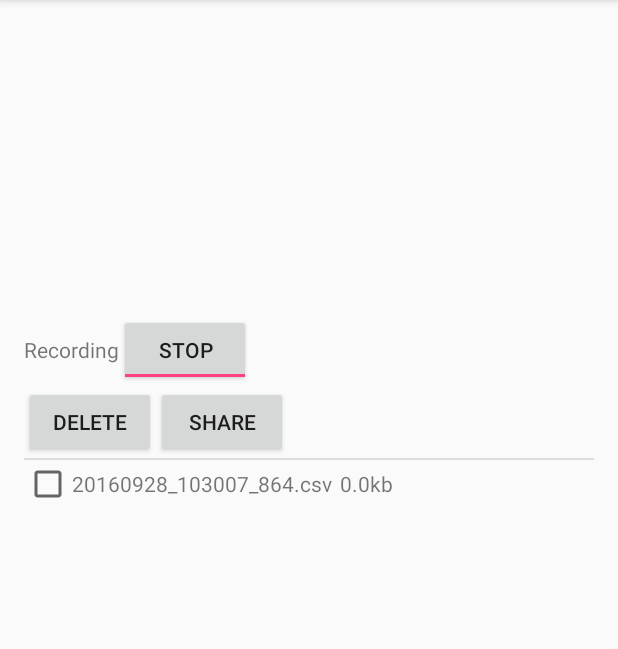
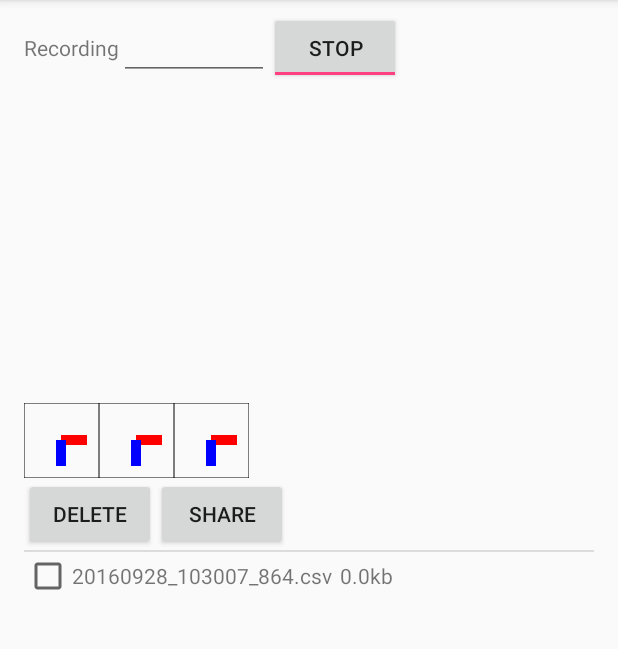
Before and after one commit to mmittek/moto-gym, an Android app: the screen it shows after launch (MainActivity), after a tap on "RECORD", on a phone screen of 412 x 824 dp, the part 84-733 px from its top. Run offline under Robolectric (Android 15) with nearby library versions, the phone set to English and light mode, and no system bars; 1 statement that could not run was skipped.

Commit message:
Added gravity plot

```diff
--- a/MotoGymAndroid/app/build.gradle
+++ b/MotoGymAndroid/app/build.gradle
@@ -20,10 +20,11 @@ android {
 }
 
 dependencies {
-    compile fileTree(dir: 'libs', include: ['*.jar'])
+    compile fileTree(include: ['*.jar'], dir: 'libs')
     androidTestCompile('com.android.support.test.espresso:espresso-core:2.2.2', {
         exclude group: 'com.android.support', module: 'support-annotations'
     })
     compile 'com.android.support:appcompat-v7:24.2.1'
     testCompile 'junit:junit:4.12'
+    compile files('libs/Jama-1.0.2.jar')
 }
--- /dev/null
+++ b/MotoGymAndroid/app/src/main/java/com/example/mmittek/motogym/DataFusion.java
@@ -0,0 +1,29 @@
+package com.example.mmittek.motogym;
+import java.util.Observable;
+
+
+/**
+ * Created by mmittek on 10/28/16.
+ */
+
+public class DataFusion extends Observable {
+
+    double mAlpha = 0.8;
+    double[] mGravity;
+
+    public DataFusion() {
+        mGravity = new double[]{0,0,0};
+    }
+
+    public void feedAccelerationXYZ(double[] accelerationXYZ) {
+        for(int i=0; i<3; i++) {
+            mGravity[i] = mAlpha*accelerationXYZ[i] + (1-mAlpha)*accelerationXYZ[i];
+        }
+        setChanged();
+        notifyObservers();
+    }
+
+    public final double[] getGravity() {
+        return mGravity;
+    }
+}
--- a/MotoGymAndroid/app/src/main/java/com/example/mmittek/motogym/MainActivity.java
+++ b/MotoGymAndroid/app/src/main/java/com/example/mmittek/motogym/MainActivity.java
@@ -27,6 +27,7 @@ import android.view.View;
 import android.view.ViewGroup;
 import android.widget.ArrayAdapter;
 import android.widget.CheckBox;
+import android.widget.EditText;
 import android.widget.ListView;
 import android.widget.TextView;
 import android.widget.Toast;
@@ -101,6 +102,10 @@ class DataBuffer extends Observable {
     protected float mMagFieldZ;
     protected float mSpeedGPS;
 
+    protected float mGyroX;
+    protected float mGyroY;
+    protected float mGyroZ;
+
     protected float[] mRotMat;
     protected float[] mOrientAngles;
 
@@ -136,6 +141,9 @@ class DataBuffer extends Observable {
         mLonGPS = 0;
         mAltGPS = 0;
         mAccGPS = 0;
+        mGyroX = 0;
+        mGyroY = 0;
+        mGyroZ = 0;
 
         mRotMat = new float[9];
         for(int i=0; i<9; i++) {
@@ -156,13 +164,14 @@ class DataBuffer extends Observable {
     }
 
     public final String getCSVHeader() {
-        String header = "timestamp, accx, accy, accz, laccx, laccy, laccz, gravx, gravy, gravz, magfieldx, magfieldy, magfieldz, anglex, angley, anglez, rot0, rot1, rot2, rot3, rot4, rot5, rot6, rot7, rot8, speedgps, latgps, longps, altgps, accgps\r\n";
+        String header = "timestamp, accx, accy, accz, gyrox, gyroy, gyroz, laccx, laccy, laccz, gravx, gravy, gravz, magfieldx, magfieldy, magfieldz, anglex, angley, anglez, rot0, rot1, rot2, rot3, rot4, rot5, rot6, rot7, rot8, speedgps, latgps, longps, altgps, accgps\r\n";
         return header;
     }
 
     public final String getCSVRecord() {
         return "" + mTimestamp + "," +
                 mAccX + "," + mAccY + "," + mAccZ + "," +
+                mGyroX + "," + mGyroY + "," + mGyroZ + "," +
                 mLAccX + "," + mLAccY + "," + mLAccZ + "," +
                 mGravX + "," + mGravY + "," + mGravZ + "," +
                 mMagFieldX + "," + mMagFieldY + "," + mMagFieldZ + "," +
@@ -189,6 +198,19 @@ class DataBuffer extends Observable {
     public final long getRecordsCounter() {
         return mRecordsCounter;
     }
+
+    public void setGyroXYZ(long timestamp, float[] xyz) {
+        boolean changed = false;
+        if(xyz[0] != mGyroX) { mGyroX = xyz[0]; changed = true;}
+        if(xyz[1] != mGyroY) { mGyroY = xyz[1]; changed = true;}
+        if(xyz[2] != mGyroZ) { mGyroZ = xyz[2]; changed = true;}
+        if(changed) {
+            mTimestamp = timestamp;
+            setChanged();
+            notifyObservers();
+        }
+    }
+
 
     public void setAccXYZ(long timestamp, float[] xyz) {
         boolean changed = false;
@@ -288,6 +310,7 @@ public class MainActivity extends AppCompatActivity implements Observer, SensorE
     Sensor mRotation;
     Sensor mMagneticField;
     Sensor mGravity;
+    Sensor mGyroscope;
 
     File mFile;
 
@@ -304,10 +327,19 @@ public class MainActivity extends AppCompatActivity implements Observer, SensorE
 
     Handler mHandler;
 
-    int mUpdateGUISampleInterval = 10;
+    int mUpdateGUISampleInterval = 2;
     long sampleCounter = 0;
 
     TextView mCameraInfoTextView;
+
+    Vector2Plot mVectorPlotXY;
+    Vector2Plot mVectorPlotZY;
+    Vector2Plot mVectorPlotXZ;
+
+    EditText mRecordLabelEditText;
+
+    DataFusion mDataFusion;
+
 
     @Override
     protected void onCreate(Bundle savedInstanceState) {
@@ -316,6 +348,17 @@ public class MainActivity extends AppCompatActivity implements Observer, SensorE
         mRecordToggleButton = (ToggleButton)findViewById(R.id.recording_toggle_button);
         mRecordFileNameTextView = (TextView)findViewById(R.id.recorded_file_name_text_view);
 
+
+        mDataFusion = new DataFusion();
+        mDataFusion.addObserver(this);
+
+        // Get angle plot
+
+        mRecordLabelEditText = (EditText)findViewById(R.id.record_label_edit_text);
+
+        mVectorPlotXY = (Vector2Plot) findViewById(R.id.xy_vector_plot);
+        mVectorPlotZY = (Vector2Plot) findViewById(R.id.zy_vector_plot);
+        mVectorPlotXZ = (Vector2Plot) findViewById(R.id.xz_vector_plot);
 
         mHandler = new Handler(getMainLooper()) {
             @Override
@@ -469,8 +512,8 @@ public class MainActivity extends AppCompatActivity implements Observer, SensorE
         mRotation = mSensorManager.getDefaultSensor(Sensor.TYPE_ROTATION_VECTOR);
 
         mMagneticField = mSensorManager.getDefaultSensor(Sensor.TYPE_MAGNETIC_FIELD);
-
         mGravity =  mSensorManager.getDefaultSensor(Sensor.TYPE_GRAVITY);
+        mGyroscope = mSensorManager.getDefaultSensor(Sensor.TYPE_GYROSCOPE);
 
         /*
         List<Sensor> deviceSensors = mSensorManager.getSensorList(Sensor.TYPE_ALL);
@@ -587,6 +630,9 @@ public class MainActivity extends AppCompatActivity implements Observer, SensorE
                 TextView accDataTextView = (TextView) findViewById(R.id.sensors_accelerometer_text_view);
                 accDataTextView.setText(String.format("acc: %.2f, %.2f, %.2f", event.values[0], event.values[1], event.values[2]));
                 updateAnglesAndRotMatTextViews();
+
+                mDataFusion.feedAccelerationXYZ(new double[]{ event.values[0], event.values[1], event.values[2] });
+
             }
         } else if(event.sensor == mLinearAcceleration) {
             mDataBuffer.setLinearAccXYZ(absoluteTimestampMillis, event.values );
@@ -613,6 +659,12 @@ public class MainActivity extends AppCompatActivity implements Observer, SensorE
                 TextView accDataTextView = (TextView) findViewById(R.id.sensors_gravity_text_view);
                 accDataTextView.setText(String.format("grav: %.2f, %.2f, %.2f", event.values[0], event.values[1], event.values[2]));
             }
+        } else if(event.sensor == mGyroscope) {
+            mDataBuffer.setGyroXYZ( absoluteTimestampMillis, event.values );
+            if(updateGUI) {
+                TextView tv = (TextView) findViewById(R.id.sensors_gyroscope_text_view);
+                tv.setText(String.format("gyro: %.2f, %.2f, %.2f", event.values[0], event.values[1], event.values[2]));
+            }
         }
 
     }
@@ -628,6 +680,8 @@ public class MainActivity extends AppCompatActivity implements Observer, SensorE
         mSensorManager.registerListener(this, mRotation, sensorDelay);
         mSensorManager.registerListener(this, mMagneticField, sensorDelay);
         mSensorManager.registerListener(this, mGravity, sensorDelay);
+        mSensorManager.registerListener(this, mGyroscope, sensorDelay);
+
     }
 
     /*
@@ -645,8 +699,14 @@ public class MainActivity extends AppCompatActivity implements Observer, SensorE
     }
 */
 
-    protected String getDefaultFilename() {
-        String defaultFilename = getCurrentTimestampString() + ".csv";
+    protected String getDefaultFilename(String postfix) {
+        String defaultFilename;
+        if((postfix == null) || (postfix.length() == 0)) {
+            defaultFilename= getCurrentTimestampString() + ".csv";
+
+        } else {
+             defaultFilename = getCurrentTimestampString() +"_" + postfix +".csv";
+        }
         return defaultFilename;
     }
 
@@ -662,7 +722,11 @@ public class MainActivity extends AppCompatActivity implements Observer, SensorE
 
 
     protected boolean startRecording() {
-        String fileName = getDefaultFilename();
+        String postfix = mRecordLabelEditText.getText().toString();
+
+        String fileName = getDefaultFilename(postfix);
+
+
         mFile = new File(getFilesDir(), fileName);
         try {
             if (!mFile.createNewFile() || !mFile.canWrite()) {
@@ -734,16 +798,20 @@ public class MainActivity extends AppCompatActivity implements Observer, SensorE
     @Override
     public void update(Observable observable, Object o) {
         if( observable == mDataBuffer ) {
-
             String csvRecord = mDataBuffer.getCSVRecord();
             if(mBufferedWriter == null)  return;
-
             try {
                 mBufferedWriter.write(csvRecord);
-                mRecordsCounterTextView.setText( String.format("Records: %d", mDataBuffer.getRecordsCounter() ) );
+                mRecordsCounterTextView.setText( String.format("%d", mDataBuffer.getRecordsCounter() ) );
             }catch (IOException e){
+            }
+        } else if(observable == mDataFusion) {
 
-            }
+            double[] gravity = mDataFusion.getGravity();
+            mVectorPlotXY.setVector( new double[]{gravity[0], gravity[1]} );
+            mVectorPlotXZ.setVector( new double[]{gravity[0], gravity[2]} );
+            mVectorPlotZY.setVector( new double[]{gravity[2], gravity[1]} );
+
 
         }
     }
--- /dev/null
+++ b/MotoGymAndroid/app/src/main/java/com/example/mmittek/motogym/Vector2Plot.java
@@ -0,0 +1,84 @@
+package com.example.mmittek.motogym;
+
+import android.content.Context;
+import android.graphics.Canvas;
+import android.graphics.Color;
+import android.graphics.Paint;
+import android.util.AttributeSet;
+import android.view.View;
+
+/**
+ * Created by mmittek on 10/28/16.
+ */
+
+public class Vector2Plot extends View {
+
+
+    protected Paint mPaint;
+    protected double[] mVector;
+    protected int[] mColors;
+
+    public Vector2Plot(Context context) {
+        super(context);
+        init();
+    }
+
+    public Vector2Plot(Context context, AttributeSet attrs) {
+        super(context, attrs);
+        init();
+    }
+
+    public Vector2Plot(Context context, AttributeSet attrs, int defStyleAttr) {
+        super(context, attrs, defStyleAttr);
+        init();
+    }
+
+    public Vector2Plot(Context context, AttributeSet attrs, int defStyleAttr, int defStyleRes) {
+        super(context, attrs, defStyleAttr, defStyleRes);
+        init();
+    }
+
+    protected void init() {
+        mPaint = new Paint();
+        mVector = new double[2];
+        mVector[0] = 1;
+        mVector[1] = 1;
+        mColors = new int[]{Color.RED, Color.GREEN};
+    }
+
+    public void setVector(double[] vector) {
+        if(vector.length >=2) {
+            mVector[0] = vector[0];
+            mVector[1] = vector[1];
+            invalidate();
+        }
+    }
+
+    @Override
+    public void onDraw(Canvas canvas) {
+        mPaint.reset();
+        int canvasWidth = canvas.getWidth();
+        int canvasHeight = canvas.getHeight();
+        mPaint.setStyle(Paint.Style.STROKE);
+        canvas.drawRect(0,0,canvasWidth,canvasHeight, mPaint);
+
+        canvas.translate( canvasWidth/2, canvasHeight/2 );
+
+
+        double[] vectorN = mVector;
+        double magnitude = Math.sqrt((mVector[0]*mVector[0]) + (mVector[1]*mVector[1]));
+        for(int i=0; i<2; i++) {
+            vectorN[i] /= magnitude;
+        }
+
+        mPaint.setStyle(Paint.Style.STROKE);
+
+    mPaint.setStrokeWidth(10);
+        mPaint.setColor(Color.RED);
+        canvas.drawLine(0,0,(float)(vectorN[0]*canvasWidth*0.49f),0,mPaint);
+        mPaint.setColor(Color.BLUE);
+        canvas.drawLine(0,0,0,(float)(vectorN[1]*canvasHeight*0.49f),mPaint);
+
+
+    }
+}
--- a/MotoGymAndroid/app/src/main/res/layout/activity_main.xml
+++ b/MotoGymAndroid/app/src/main/res/layout/activity_main.xml
@@ -7,8 +7,10 @@
     android:paddingBottom="@dimen/activity_vertical_margin"
     android:paddingLeft="@dimen/activity_horizontal_margin"
     android:paddingRight="@dimen/activity_horizontal_margin"
-    android:paddingTop="@dimen/activity_vertical_margin"
+    android:paddingTop="8dp"
     tools:context="com.example.mmittek.motogym.MainActivity">
+
+
 
 
     <LinearLayout
@@ -16,7 +18,48 @@
         android:layout_height="wrap_content"
         android:orientation="vertical">
 
-      <TextView
+
+
+        <LinearLayout
+            android:layout_width="wrap_content"
+            android:layout_height="wrap_content"
+            android:orientation="horizontal"
+            android:focusable="true"
+            android:focusableInTouchMode="true">
+            <TextView
+                android:layout_width="wrap_content"
+                android:layout_height="wrap_content"
+                android:text="Recording"/>
+
+            <EditText
+                android:layout_width="@dimen/record_label_edit_text_width"
+                android:layout_height="wrap_content"
+                android:id="@+id/record_label_edit_text"
+                android:inputType="textNoSuggestions"
+                android:imeOptions="actionDone"></EditText>
+            <ToggleButton
+                android:layout_width="wrap_content"
+                android:layout_height="wrap_content"
+                android:id="@+id/recording_toggle_button"
+                android:onClick="toggleRecording"
+                android:textOff="Record"
+                android:textOn="Stop"
+                />
+            <TextView
+                android:layout_width="wrap_content"
+                android:layout_height="wrap_content"
+                android:id="@+id/records_counter_text_view"/>
+            <TextView
+                android:layout_width="wrap_content"
+                android:layout_height="wrap_content"
+                android:id="@+id/recorded_file_name_text_view"/>
+        </LinearLayout>
+
+
+
+
+
+        <TextView
           android:layout_width="wrap_content"
           android:layout_height="wrap_content"
           android:id="@+id/camera_info_text_view"/>
@@ -27,7 +70,13 @@
         android:layout_height="wrap_content"
         android:id="@+id/sensors_accelerometer_text_view"/>
 
-    <TextView
+        <TextView
+            android:layout_width="wrap_content"
+            android:layout_height="wrap_content"
+            android:id="@+id/sensors_gyroscope_text_view"/>
+
+
+        <TextView
         android:layout_width="wrap_content"
         android:layout_height="wrap_content"
         android:id="@+id/sensors_linear_accelerometer_text_view"/>
@@ -67,34 +116,28 @@
             android:layout_height="wrap_content"
             android:id="@+id/location_text_view"/>
 
+
+
+
         <LinearLayout
-            android:layout_width="wrap_content"
+            android:layout_width="match_parent"
             android:layout_height="wrap_content"
             android:orientation="horizontal">
-        <TextView
-            android:layout_width="wrap_content"
-            android:layout_height="wrap_content"
-            android:text="Recording"/>
-        <ToggleButton
-            android:layout_width="wrap_content"
-            android:layout_height="wrap_content"
-            android:id="@+id/recording_toggle_button"
-            android:onClick="toggleRecording"
-            android:textOff="Record"
-            android:textOn="Stop"
-            />
 
-            <TextView
-                android:layout_width="wrap_content"
-                android:layout_height="wrap_content"
-                android:id="@+id/records_counter_text_view"/>
+            <com.example.mmittek.motogym.Vector2Plot
+                android:layout_width="50dp"
+                android:layout_height="50dp"
+                android:id="@+id/xy_vector_plot"/>
+            <com.example.mmittek.motogym.Vector2Plot
+                android:layout_width="50dp"
+                android:layout_height="50dp"
+                android:id="@+id/zy_vector_plot"/>
+            <com.example.mmittek.motogym.Vector2Plot
+                android:layout_width="50dp"
+                android:layout_height="50dp"
+                android:id="@+id/xz_vector_plot"/>
 
-            <TextView
-                android:layout_width="wrap_content"
-                android:layout_height="wrap_content"
-                android:id="@+id/recorded_file_name_text_view"/>
         </LinearLayout>
-
 
 
         <ListView
--- a/MotoGymAndroid/app/src/main/res/values/dimens.xml
+++ b/MotoGymAndroid/app/src/main/res/values/dimens.xml
@@ -2,4 +2,10 @@
     <!-- Default screen margins, per the Android Design guidelines. -->
     <dimen name="activity_horizontal_margin">16dp</dimen>
     <dimen name="activity_vertical_margin">16dp</dimen>
+
+
+    <dimen name="angle_plot_width">100dp</dimen>
+    <dimen name="angle_plot_height">100dp</dimen>
+
+    <dimen name="record_label_edit_text_width">100dp</dimen>
 </resources>
```
Also changed, not shown: MotoGymAndroid/app/src/main/java/com/example/mmittek/motogym/AnglePlot.java (added, +67 -0 lines), MotoGymAndroid/app/libs/Jama-1.0.2.jar (added), 1 other file.
